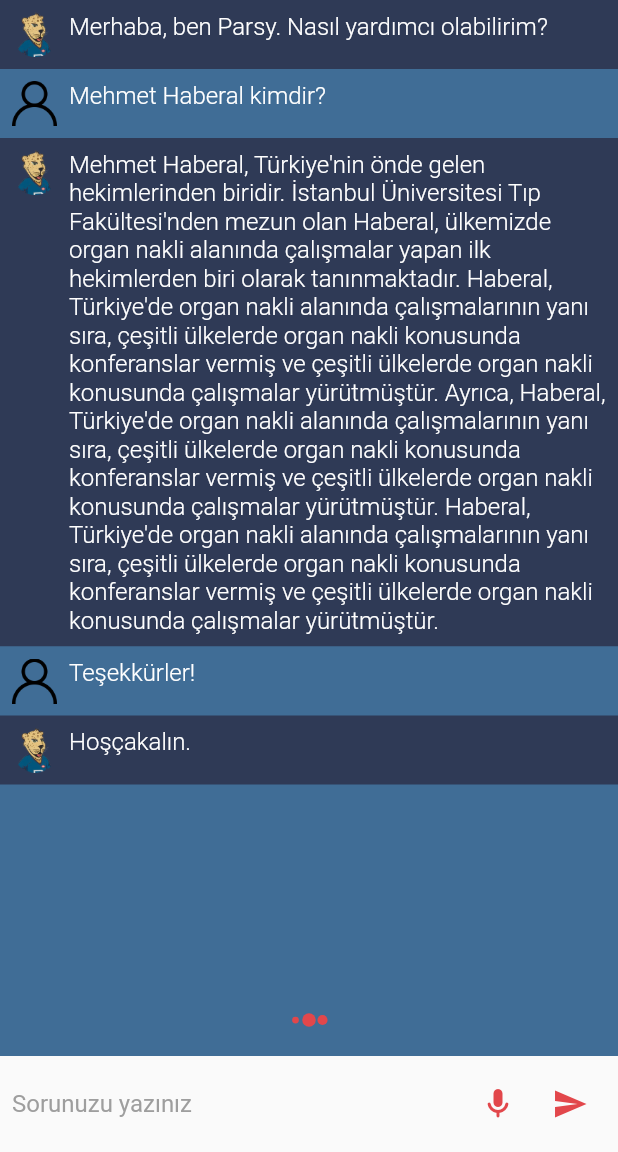
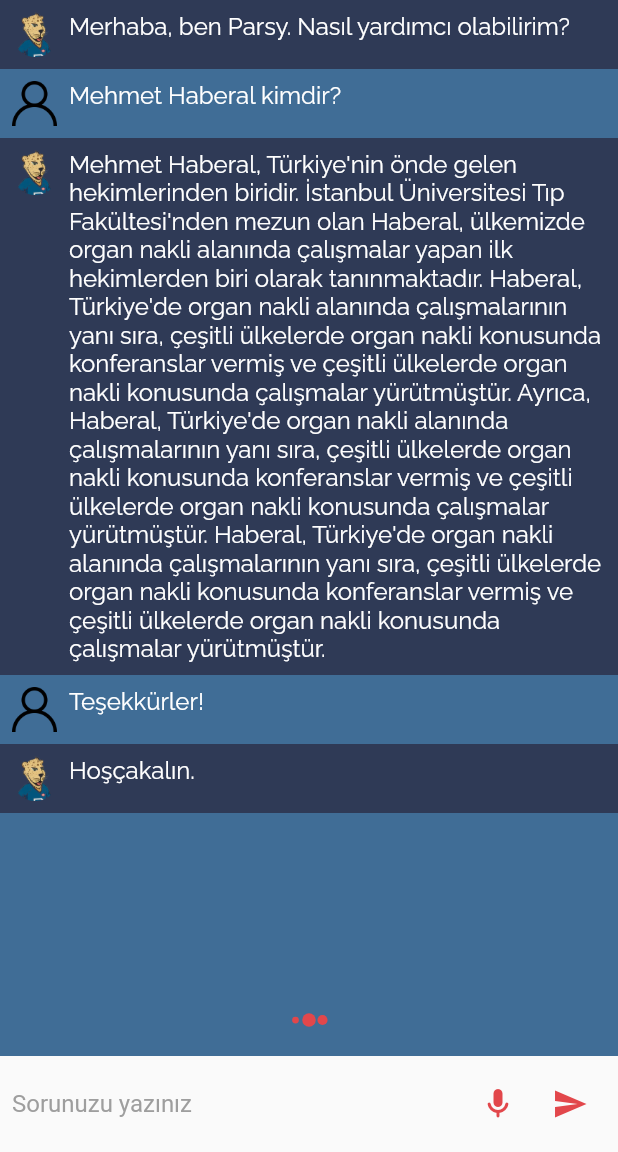
Before and after one commit to begumzengin/ParsyBot, a Flutter app: the ChatScreen screen opened directly, on a phone screen of 412 x 824 dp, the part 84-1236 px from its top. Run offline on Flutter 3.47's test engine with Material 2 defaults, Android fonts, the phone set to English and light mode, and no system bars; our stand-ins replace flutter_spinkit, google_fonts, speech_to_text.

Commit message:
text widget font changed

```diff
--- a/parsybot/lib/util/text_widget.dart
+++ b/parsybot/lib/util/text_widget.dart
@@ -1,4 +1,5 @@
 import 'package:flutter/material.dart';
+import 'package:google_fonts/google_fonts.dart';
 
 class TextWidget extends StatelessWidget {
   const TextWidget(
@@ -17,10 +18,10 @@ class TextWidget extends StatelessWidget {
   Widget build(BuildContext context) {
     return Text(
       label,
-      style: TextStyle(
+      style: GoogleFonts.raleway(
         color: color ?? Colors.white,
         fontSize: fontSize,
-        fontWeight: fontWeight ?? FontWeight.w300,
+        fontWeight: fontWeight ?? FontWeight.w400,
       ),
     );
   }
```
